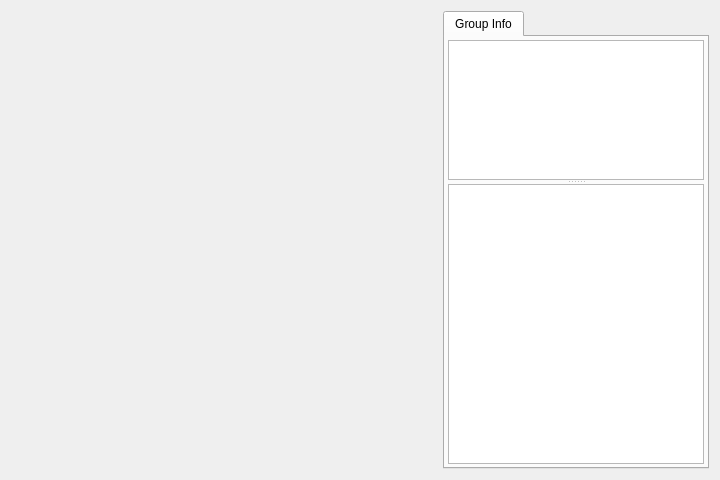
Qt form APP/src/messenger/imclient/chatwindow/groupchatwindow.ui (RallyWRT/qtapplications) before a commit.
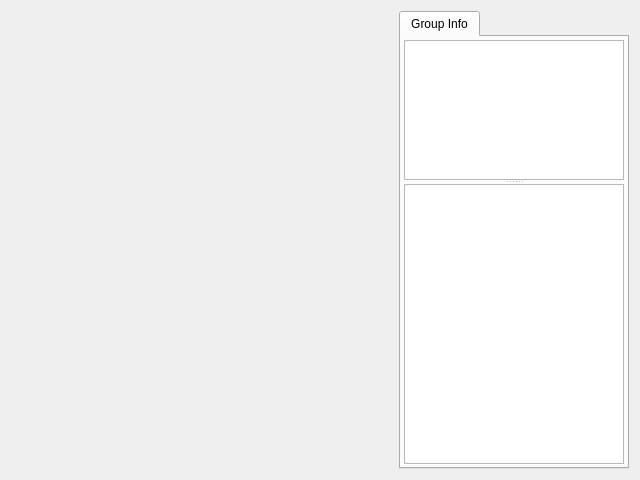
The same form after that commit. Custom widgets are drawn as their Qt base class.

What changed in the file:
```diff
--- a/APP/src/messenger/imclient/chatwindow/groupchatwindow.ui
+++ b/APP/src/messenger/imclient/chatwindow/groupchatwindow.ui
@@ -6,7 +6,7 @@
    <rect>
     <x>0</x>
     <y>0</y>
-    <width>720</width>
+    <width>640</width>
     <height>480</height>
    </rect>
   </property>
@@ -33,7 +33,7 @@
    <item row="0" column="1">
     <widget class="QTabWidget" name="tabWidget">
      <property name="sizePolicy">
-      <sizepolicy hsizetype="Minimum" vsizetype="Expanding">
+      <sizepolicy hsizetype="Preferred" vsizetype="Expanding">
        <horstretch>1</horstretch>
        <verstretch>0</verstretch>
       </sizepolicy>
```
